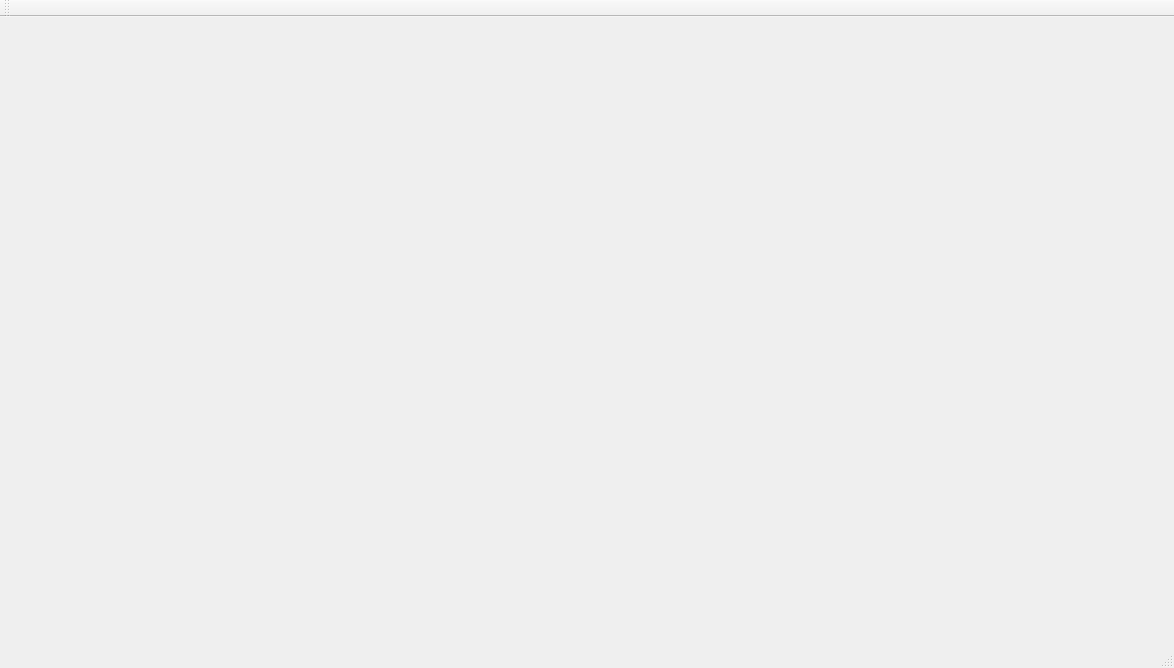
The window that ToDo/ToDo.ui (AhmedSalahz03/ToDo) describes before a commit, drawn with Qt 5.
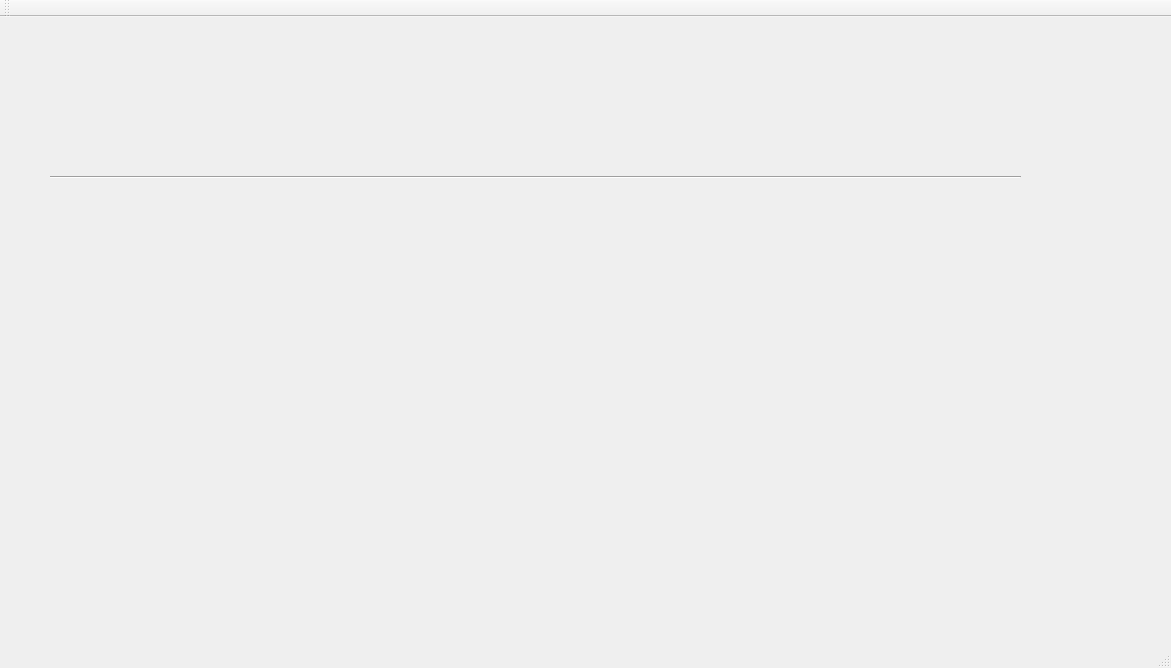
The same window after the commit.

```diff
--- a/ToDo/ToDo.ui
+++ b/ToDo/ToDo.ui
@@ -6,7 +6,7 @@
    <rect>
     <x>0</x>
     <y>0</y>
-    <width>1174</width>
+    <width>1171</width>
     <height>668</height>
    </rect>
   </property>
@@ -16,7 +16,21 @@
   <property name="tabShape">
    <enum>QTabWidget::Rounded</enum>
   </property>
-  <widget class="QWidget" name="centralWidget"/>
+  <widget class="QWidget" name="centralWidget">
+   <widget class="Line" name="line">
+    <property name="geometry">
+     <rect>
+      <x>50</x>
+      <y>150</y>
+      <width>971</width>
+      <height>20</height>
+     </rect>
+    </property>
+    <property name="orientation">
+     <enum>Qt::Horizontal</enum>
+    </property>
+   </widget>
+  </widget>
   <widget class="QToolBar" name="mainToolBar">
    <attribute name="toolBarArea">
     <enum>TopToolBarArea</enum>
```
